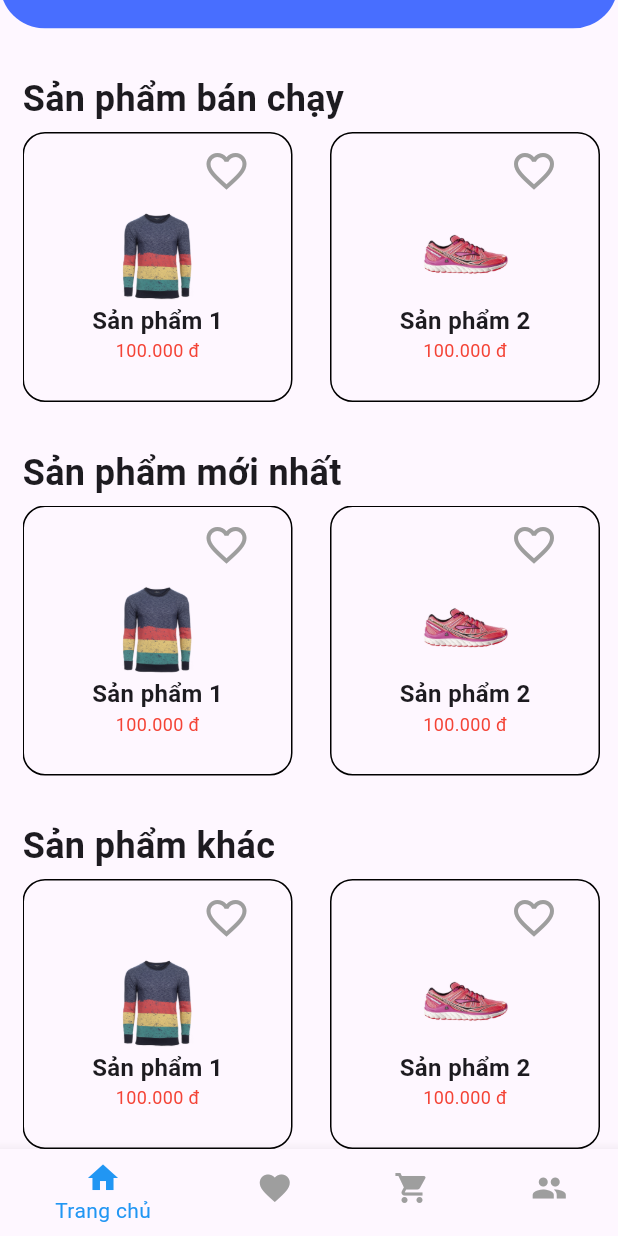
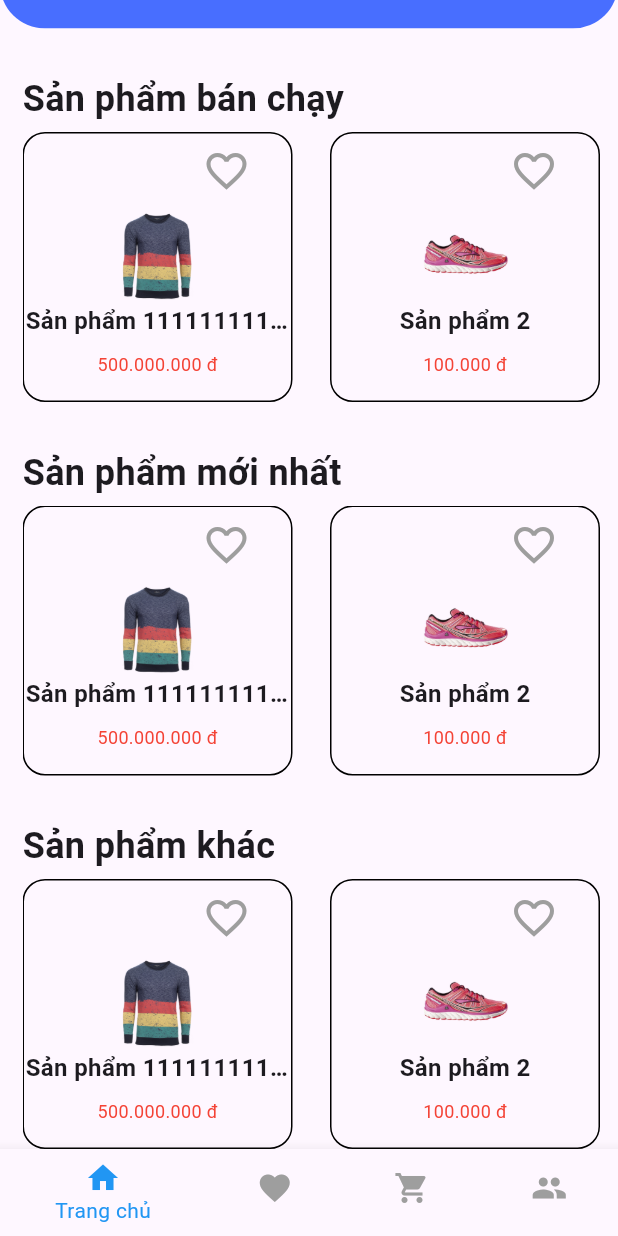
Before and after one commit to paradise07102002/clothing-store, a Flutter app: the screen it shows after launch, scrolled down 307 dp, on a phone screen of 412 x 824 dp. Run offline on Flutter 3.47's test engine with Material 3 defaults, Android fonts, the light colour scheme and no system bars.

Commit message:
Thêm Expanded cho các text

```diff
--- a/lib/pages/home_page.dart
+++ b/lib/pages/home_page.dart
@@ -10,7 +10,7 @@ class HomePage extends StatefulWidget {
 class _HomePage extends State<HomePage>
 {
   List<Category> categories = [
-    Category(id: '1', imageURL: "assets/products/product5.png", name: "Hats"),
+    Category(id: '1', imageURL: "assets/products/product5.png", name: "Hataaaaaaaaaaaaaaaaaaaaaaaaaa"),
     Category(id: '2', imageURL: "assets/products/product1.png", name: "Shirts"),
     Category(id: '3', imageURL: "assets/products/product4.png", name: "Pants"),
     Category(id: '4', imageURL: "assets/categories/category1.png", name: "Shoes"),
@@ -19,8 +19,8 @@ class _HomePage extends State<HomePage>
     Product(
       id: "1",
       imageURL: "assets/products/product1.png",
-      name: "Sản phẩm 1",
-      price: "100.000 đ",
+      name: "Sản phẩm 11111111111111111111111111111111111111111111111111111111111",
+      price: "500.000.000 đ",
     ),
     Product(
       id: "2",
@@ -140,7 +140,7 @@ class _HomePage extends State<HomePage>
                                 ),
                                 child: Image.asset(category.imageURL, width: 4.0, height: 4.0,),
                               ),
-                              Text(category.name, style: TextStyle(fontSize: 16.0, fontWeight: FontWeight.bold),),
+                              Expanded(child: Text(category.name, style: TextStyle(fontSize: 16.0, fontWeight: FontWeight.bold), overflow: TextOverflow.ellipsis,),)
                             ],
                           );
                         }},
@@ -209,8 +209,8 @@ class _ProductItemWidget extends State<ProductItemWidget>{
               ],
             ),
             Image.asset(widget.product.imageURL, width: 64.0, height: 64.0,),
-            Text(widget.product.name, style: const TextStyle(fontSize: 16.0, fontWeight: FontWeight.bold),),
-            Text(widget.product.price, style: const TextStyle(fontSize: 12.0, color: Colors.red),),
+            Expanded(child: Text(widget.product.name, style: const TextStyle(fontSize: 16.0, fontWeight: FontWeight.bold), overflow: TextOverflow.ellipsis,),),
+            Expanded(child: Text(widget.product.price, style: const TextStyle(fontSize: 12.0, color: Colors.red), overflow: TextOverflow.ellipsis,),)
           ],
         ),
       ),
```
